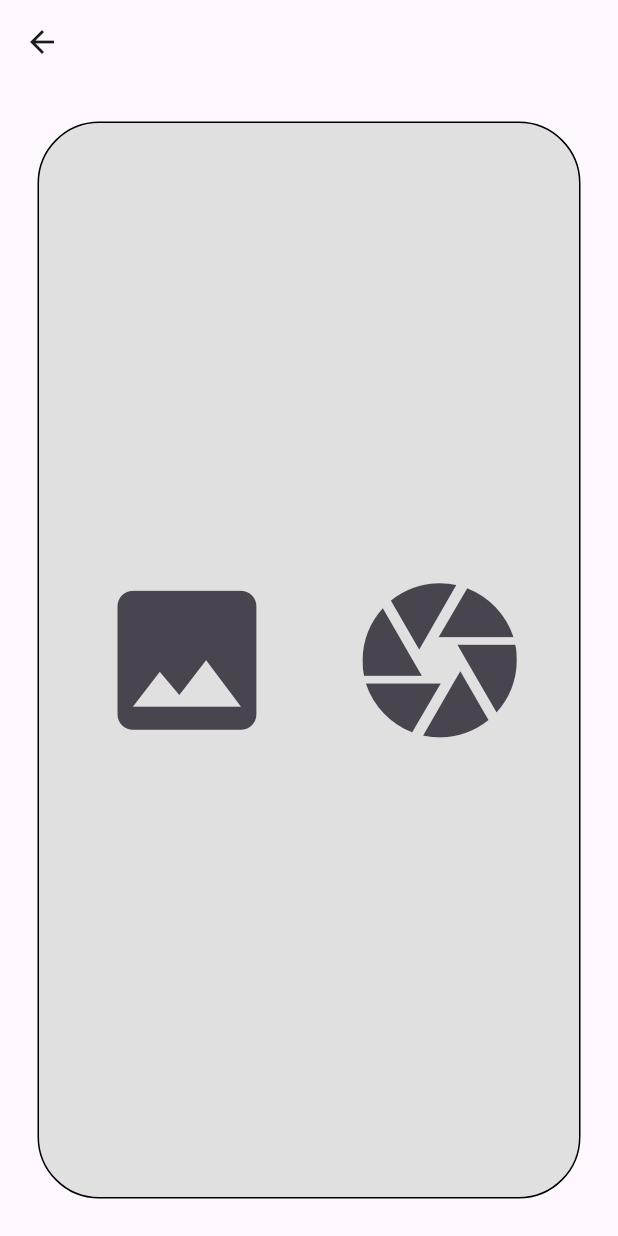
After one commit to nSHREEPRASAD/Vyanjan-Application, a Flutter app: the addvideo screen opened directly, after a tap on the "camera" icon, on a phone screen of 412 x 824 dp. The commit adds this screen. Run offline on Flutter 3.47's test engine with Material 3 defaults, Android fonts, the light colour scheme and no system bars; our stand-ins replace cloud_firestore, firebase_auth, firebase_core, firebase_storage, image_picker, lottie and 2 more; missing offline and left inert: dart:ffi; accounts and stored records are empty.

Commit message:
Vyanjan_update_1

```diff
--- a/vyanjan/lib/AppPages/add.dart
+++ b/vyanjan/lib/AppPages/add.dart
@@ -7,6 +7,7 @@ import 'package:firebase_storage/firebase_storage.dart';
 import 'package:flutter/material.dart';
 import 'package:flutter/widgets.dart';
 import 'package:image_picker/image_picker.dart';
+import 'package:vyanjan/AppPages/addvideo.dart';
 
 class add extends StatefulWidget {
   const add({super.key});
@@ -41,6 +42,12 @@ class _addState extends State<add> {
       appBar: AppBar(
         backgroundColor: Theme.of(context).colorScheme.inversePrimary,
         title: Text("Post a Recipe"),
+      ),
+      floatingActionButton: FloatingActionButton(
+        onPressed: (){
+          Navigator.push(context, MaterialPageRoute(builder: (context)=>addvideo()));
+        },
+        child: Icon(Icons.video_camera_back_outlined),
       ),
       body: Padding(
         padding: const EdgeInsets.only(left: 15,right: 15,top: 5,bottom: 5),
--- /dev/null
+++ b/vyanjan/lib/AppPages/addvideo.dart
@@ -0,0 +1,109 @@
+import 'dart:io';
+
+import 'package:flutter/material.dart';
+import 'package:flutter/widgets.dart';
+import 'package:image_picker/image_picker.dart';
+import 'package:video_player/video_player.dart';
+
+class addvideo extends StatefulWidget {
+  const addvideo({super.key});
+
+  @override
+  State<addvideo> createState() => _addvideoState();
+}
+
+class _addvideoState extends State<addvideo> {
+  VideoPlayerController? _controller;
+  String filePath="";
+  String vdoUrl="";
+  @override
+  Widget build(BuildContext context) {
+
+    var screen = MediaQuery.of(context).size;
+    var sh = screen.height;
+    var sw = screen.width;
+
+    return Scaffold(
+      appBar: AppBar(),
+      body: Container(
+        width: sw,
+        height: sh,
+        child: Padding(
+          padding: const EdgeInsets.all(25.0),
+          child:
+          filePath==""?
+          Container(
+            height: sh,
+            width: sw,
+            decoration: BoxDecoration(
+              border: Border.all(
+                color: Colors.black,
+              ),
+              color: Colors.grey[300],
+              borderRadius: BorderRadius.circular(sh*0.05)
+            ),
+            child: Center(
+              child: Row(
+                children: [
+                  SizedBox(width: sw*0.07,),
+                  IconButton(
+                    onPressed:(){
+
+                    } ,
+                    icon: Icon(Icons.image,size: sh*0.15),),
+                  SizedBox(width: sw*0.07,),
+                  IconButton(
+                    onPressed:() async{
+                      if(filePath!=""){
+                        setState(() {
+                          filePath="";
+                        });
+                      }
+                      ImagePicker VideoPicker = ImagePicker();
+                      XFile? file = await VideoPicker.pickVideo(source:ImageSource.camera);
+
+                      setState(() {
+                        filePath=file!.path;
+                      });
+
+                      _controller= VideoPlayerController.file(File(filePath))
+                      ..initialize().then((_){
+                        setState(() {
+                          _controller!.play();
+                        });
+                      });
+
+                    } ,
+                    icon: Icon(Icons.camera,size: sh*0.15)),
+                ],
+              ),
+            ),
+          ):
+          Padding(
+            padding: const EdgeInsets.all(25.0),
+            child: Stack(
+              children: [
+                Container(
+                  height: sh,
+                  width: sw,
+                  child: VideoPlayer(_controller!),
+                ),
+                Positioned(
+                  top: sh*0.02,
+                  right: sh*0.02,
+                  child: IconButton(
+                    onPressed: (){
+                      setState(() {
+                        filePath="";
+                      });
+                    },
+                    icon: Icon(Icons.cancel,size: sh*0.05,)),
+                )
+              ],
+            ),
+          )
+        )
+      ),
+    );
+  }
+}
--- a/vyanjan/lib/AppPages/myrecipes.dart
+++ b/vyanjan/lib/AppPages/myrecipes.dart
@@ -35,7 +35,7 @@ class _myrecipesState extends State<myrecipes> {
               if(snapshot.hasData){
                 return GridView.builder(
                   itemCount: snapshot.data!.docs.length,
-                  gridDelegate: SliverGridDelegateWithFixedCrossAxisCount(crossAxisCount: 3),
+                  gridDelegate: SliverGridDelegateWithFixedCrossAxisCount(crossAxisCount: 2),
                   itemBuilder: (context, index) {
                     return Padding(
                       padding: const EdgeInsets.all(8.0),
--- a/vyanjan/lib/Authentication/signup.dart
+++ b/vyanjan/lib/Authentication/signup.dart
@@ -217,7 +217,7 @@ class _signupState extends State<signup> {
                               "Email":emailcontroller.text.toString(),
                               "Dp":"",
                               "Bio":"-",
-                              "Recipes":0
+                              "Recipes":0,
                             });
                             Navigator.pushReplacement(context, MaterialPageRoute(builder: (context)=>loading()));
                           }).onError((error, stackTrace){
--- a/vyanjan/pubspec.yaml
+++ b/vyanjan/pubspec.yaml
@@ -47,6 +47,12 @@ dependencies:
 
   #ImagePicker
   image_picker: ^1.0.7
+
+  #VideoPlayer
+  video_player: ^2.8.3
+
+  #VideoPlayerControlPanel
+  video_player_control_panel: ^1.1.1
 
 dev_dependencies:
   flutter_test:
```
Also changed, not shown: vyanjan/pubspec.lock, 3 other files.
